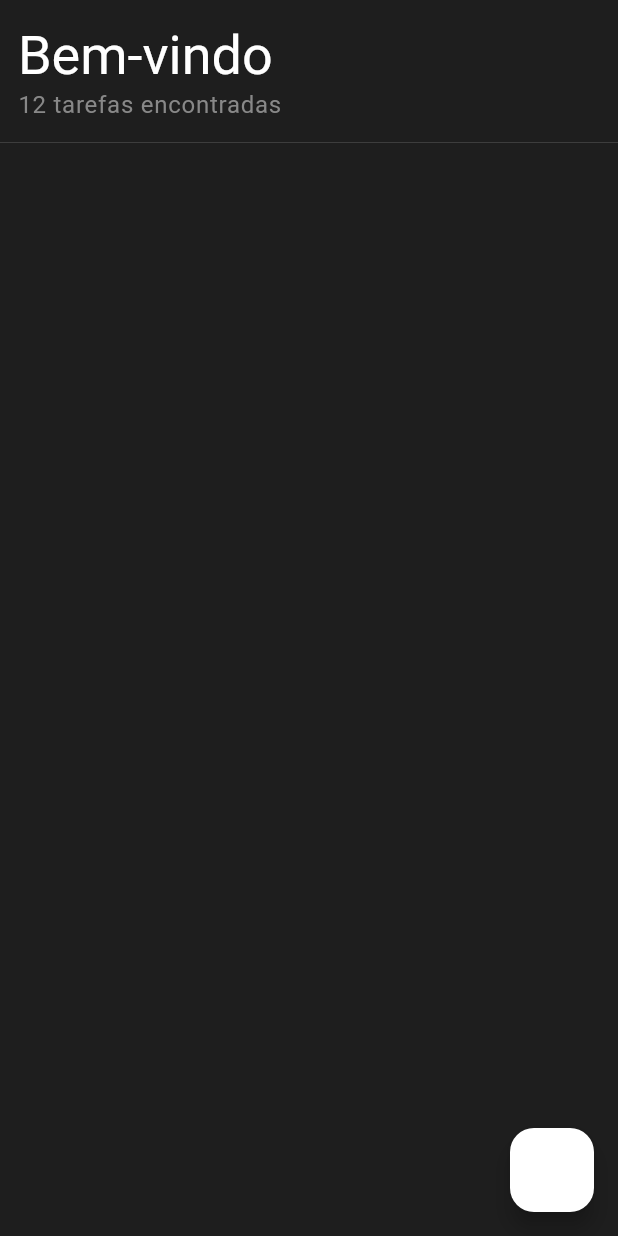
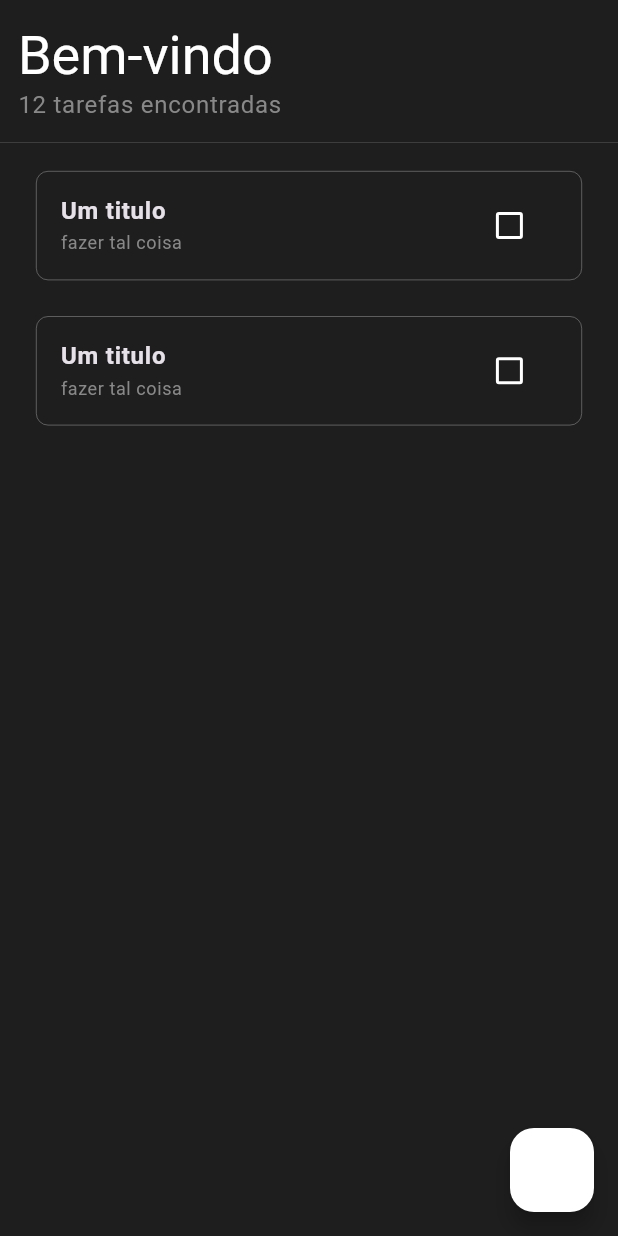
Before and after one commit to savioluis/cumpri, a Flutter app: the screen it shows after launch, on a phone screen of 412 x 824 dp. Run offline on Flutter 3.47's test engine with Material 3 defaults, Android fonts, the light colour scheme and no system bars.

Commit message:
feat: add TaskWidget for task display in HomeView

```diff
--- a/lib/views/home/home_view.dart
+++ b/lib/views/home/home_view.dart
@@ -1,4 +1,5 @@
 import 'package:cumpri/views/home/widgets/home_app_bar.dart';
+import 'package:cumpri/views/home/widgets/task_widget.dart';
 import 'package:flutter/material.dart';
 
 class HomeView extends StatelessWidget {
@@ -8,8 +9,19 @@ class HomeView extends StatelessWidget {
   Widget build(BuildContext context) {
     return Scaffold(
       appBar: HomeAppBar(),
-      body: SingleChildScrollView(
-        child: Column(),
+      body: ListView.separated(
+        padding: EdgeInsets.symmetric(horizontal: 24, vertical: 18),
+        itemBuilder: (context, index) {
+          return TaskWidget(
+            title: 'Um titulo',
+            description: 'fazer tal coisa',
+            isDone: false,
+            onCheckPressed: () {},
+            onTaskPressed: () {},
+          );
+        },
+        separatorBuilder: (context, index) => SizedBox(height: 24),
+        itemCount: 2,
       ),
       floatingActionButton: FloatingActionButton(
         onPressed: () {},
--- /dev/null
+++ b/lib/views/home/widgets/task_widget.dart
@@ -0,0 +1,66 @@
+import 'package:cumpri/core/theme/extensions/color_extension.dart';
+import 'package:cumpri/core/theme/extensions/text_extension.dart';
+import 'package:flutter/material.dart';
+
+class TaskWidget extends StatelessWidget {
+  const TaskWidget({
+    super.key,
+    required this.title,
+    this.description,
+    required this.isDone,
+    required this.onCheckPressed,
+    required this.onTaskPressed,
+  });
+
+  final String title;
+  final String? description;
+  final VoidCallback onCheckPressed;
+  final VoidCallback onTaskPressed;
+
+  final bool isDone;
+
+  @override
+  Widget build(BuildContext context) {
+    return Ink(
+      decoration: BoxDecoration(
+        border: Border.all(color: context.lightGreyColor, width: 0.4),
+        borderRadius: BorderRadius.circular(8),
+      ),
+      child: ListTile(
+        shape: RoundedRectangleBorder(
+          borderRadius: BorderRadius.circular(8),
+        ),
+        title: Text(
+          title,
+          style: context.bodyLarge!.copyWith(
+            decoration: isDone ? TextDecoration.lineThrough : null,
+            decorationThickness: 1.5,
+            fontWeight: FontWeight.w600,
+            fontSize: 16,
+          ),
+        ),
+        subtitle: description != null && description!.isNotEmpty
+            ? Text(
+                description!,
+                style: context.bodySmall?.copyWith(
+                  decoration: isDone ? TextDecoration.lineThrough : null,
+                  decorationThickness: 1.5,
+                  color: context.greyColor,
+                  fontSize: 12,
+                ),
+                maxLines: 1,
+                overflow: TextOverflow.ellipsis,
+              )
+            : null,
+        trailing: GestureDetector(
+          onTap: onCheckPressed,
+          child: Checkbox(
+            value: isDone,
+            onChanged: (_) => onCheckPressed(),
+          ),
+        ),
+        onTap: onTaskPressed,
+      ),
+    );
+  }
+}
```
